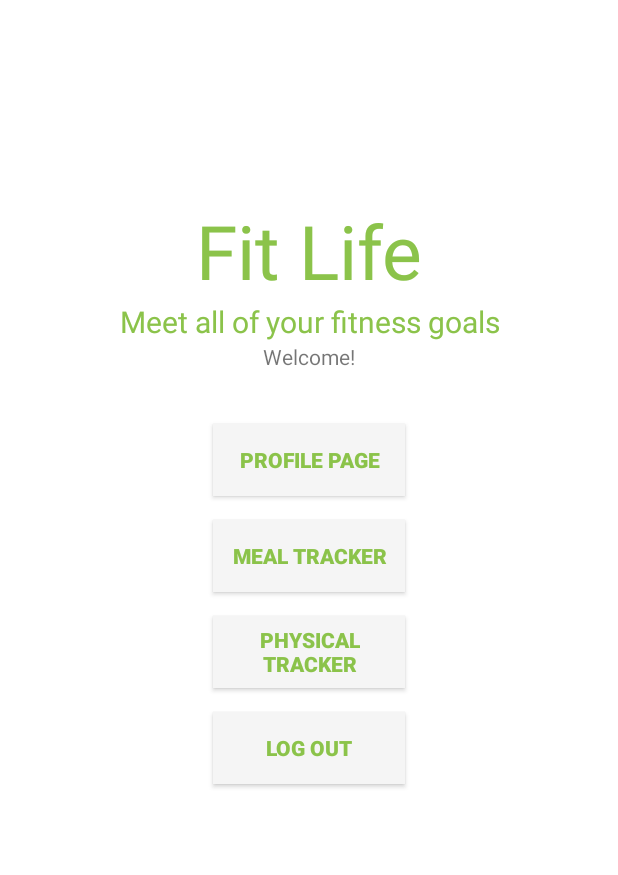
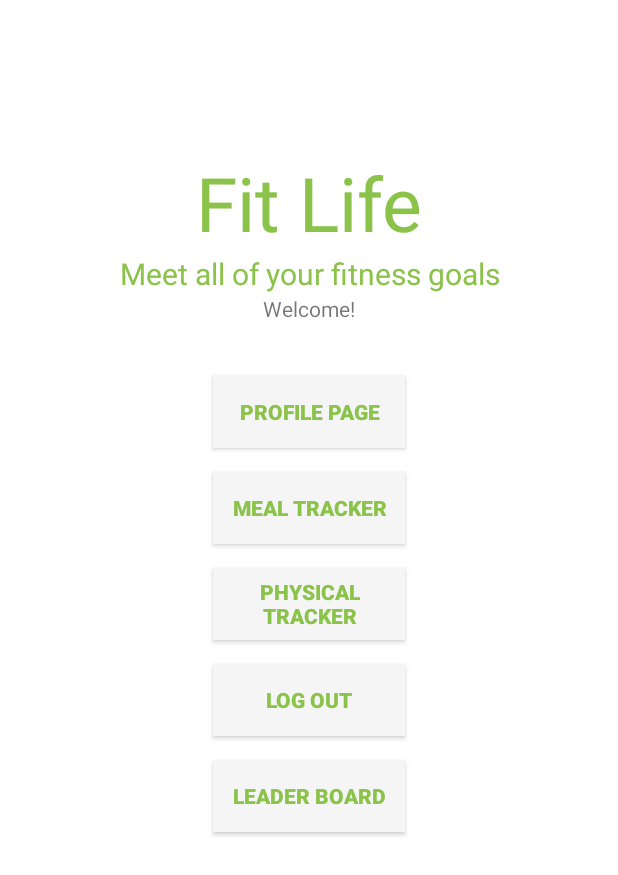
Before and after one commit to ETS-Android3/FitLife-Fitness-Tracker, an Android app: the MainActivity screen opened directly, with no data from a screen before it, on a phone screen of 412 x 824 dp. Shown: the top 875 px of the screen. Run offline under Robolectric (Android 15) with nearby library versions, the phone set to English and light mode, and no system bars; our stand-ins replace Firebase (no records; nobody signed in at launch, a user with empty details on screens opened directly).

Commit message:
Created leaderboard java logic, created leaderboard XML file, added data submission button.

```diff
--- a/app/src/main/AndroidManifest.xml
+++ b/app/src/main/AndroidManifest.xml
@@ -11,6 +11,9 @@
         android:roundIcon="@mipmap/ic_launcher_round"
         android:supportsRtl="true"
         android:theme="@style/Theme.FitLife">
+        <activity
+            android:name=".leaderBoard"
+            android:exported="false" />
         <activity
             android:name=".MainActivity"
             android:exported="false" />
--- a/app/src/main/java/com/example/fitlife/MainActivity.java
+++ b/app/src/main/java/com/example/fitlife/MainActivity.java
@@ -19,7 +19,7 @@ import com.google.firebase.database.ValueEventListener;
 
 public class MainActivity extends AppCompatActivity {
 
-    Button profile, meal, phys;
+    Button profile, meal, phys, leader;
     TextView userName;
     FirebaseAuth auth;
     FirebaseUser user;
@@ -74,6 +74,15 @@ public class MainActivity extends AppCompatActivity {
             }
         });
 
+        leader = findViewById(R.id.btnleader);
+        leader.setOnClickListener(new View.OnClickListener() {
+            @Override
+            public void onClick(View view) {
+                startActivity(new Intent(getApplicationContext(),leaderBoard.class));
+                finish();
+            }
+        });
+
     }
     public void logout(View view){
         FirebaseAuth.getInstance().signOut();//Log out of User
@@ -81,6 +90,4 @@ public class MainActivity extends AppCompatActivity {
         finish();
 
     }
-
-
 }
--- a/app/src/main/res/layout/activity_main.xml
+++ b/app/src/main/res/layout/activity_main.xml
@@ -80,6 +80,15 @@
         android:onClick="logout"
         />
 
+    <Button
+        android:id="@+id/btnleader"
+        android:layout_width="128dp"
+        android:layout_height="wrap_content"
+        android:layout_marginTop="16dp"
+        android:background="@drawable/sign_in_button"
+        android:textColor="#8BC34A"
+        android:textStyle="bold"
+        android:text="leader board"/>
 
 
 
@@ -88,7 +97,7 @@
         android:layout_height="307dp"
         android:layout_marginBottom="-140dp"
         >
-    // FILL BUTTON DATA HERE FOR RELATIVE LAYOUT DRAG AND DROP
+        // FILL BUTTON DATA HERE FOR RELATIVE LAYOUT DRAG AND DROP
     </RelativeLayout>
 
 </LinearLayout>
```
